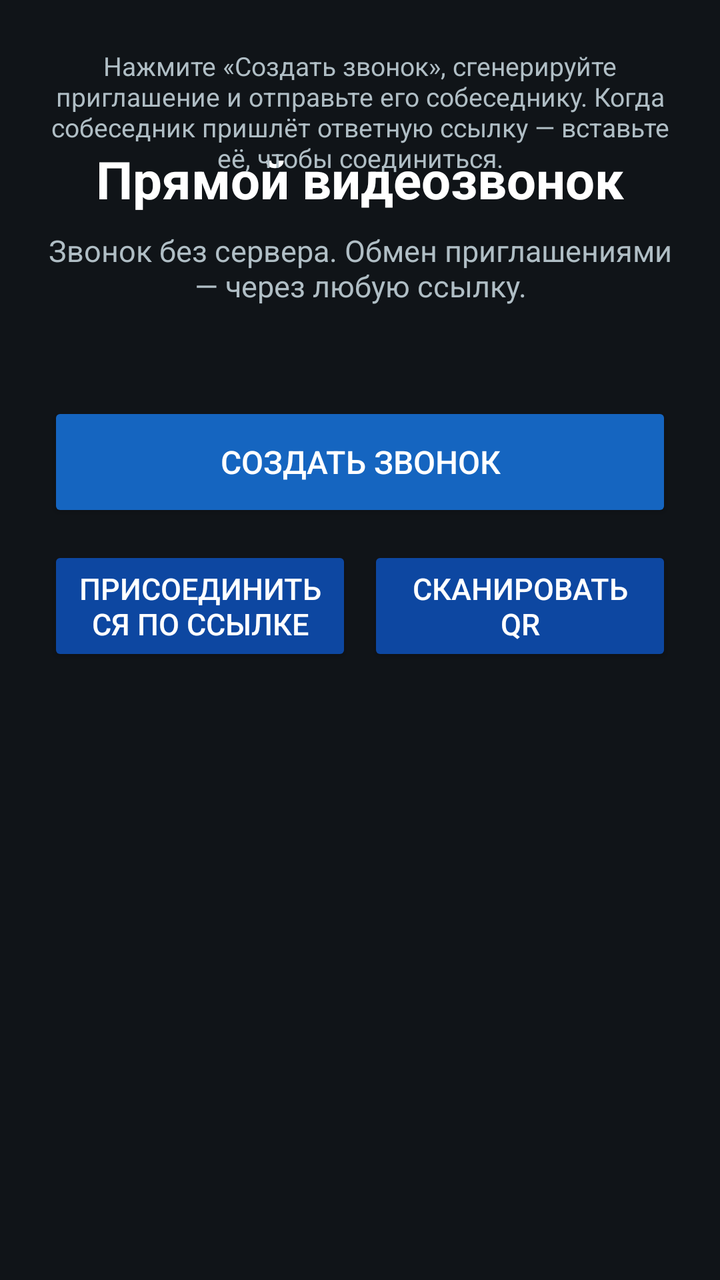
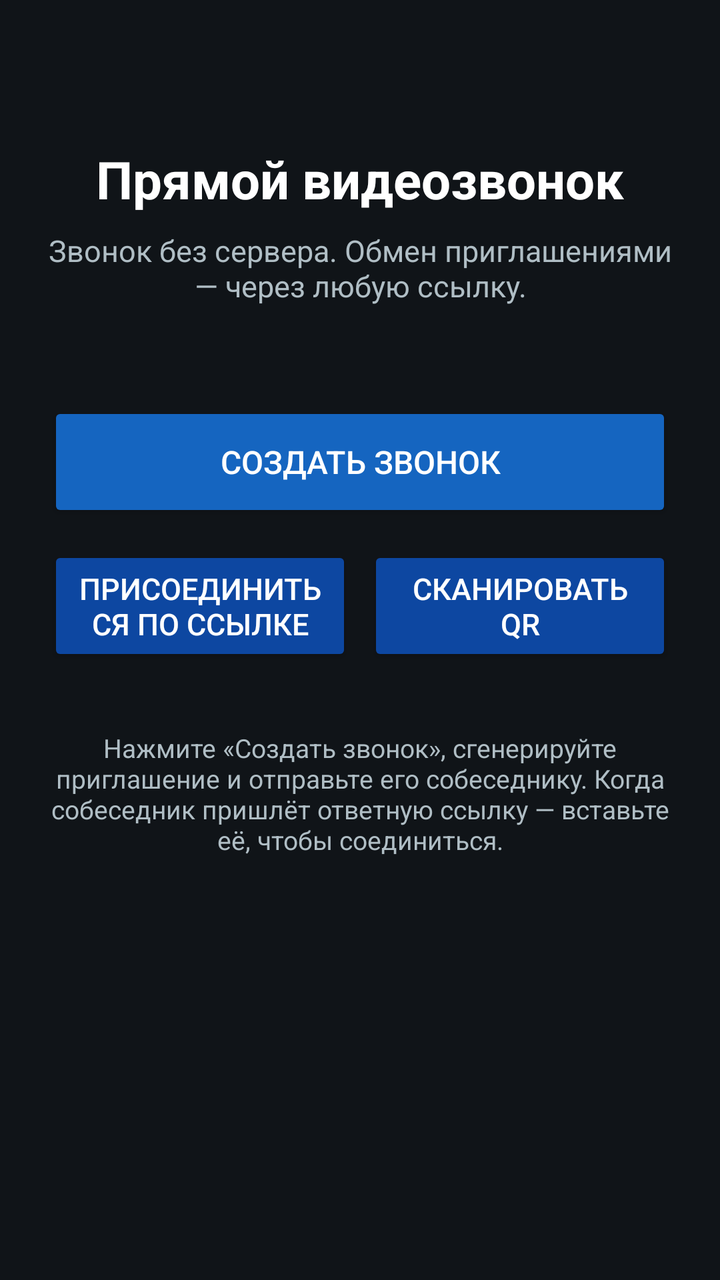

An Android layout rendered at two revisions. The XML below is the earlier revision; the diff shows what the commit changed to produce the second picture.
<!-- AndroidManifest.xml: activity theme Theme.P2PCall -->
<!-- res/layout/activity_main.xml -->
<?xml version="1.0" encoding="utf-8"?>
<androidx.constraintlayout.widget.ConstraintLayout xmlns:android="http://schemas.android.com/apk/res/android"
    xmlns:app="http://schemas.android.com/apk/res-auto"
    android:layout_width="match_parent"
    android:layout_height="match_parent"
    android:background="@color/bg_dark"
    android:padding="24dp">

    <TextView
        android:id="@+id/titleView"
        android:layout_width="0dp"
        android:layout_height="wrap_content"
        android:layout_marginTop="48dp"
        android:gravity="center"
        android:text="@string/home_title"
        android:textColor="@color/text_primary"
        android:textSize="26sp"
        android:textStyle="bold"
        app:layout_constraintEnd_toEndOf="parent"
        app:layout_constraintStart_toStartOf="parent"
        app:layout_constraintTop_toTopOf="parent" />

    <TextView
        android:id="@+id/subtitleView"
        android:layout_width="0dp"
        android:layout_height="wrap_content"
        android:layout_marginTop="8dp"
        android:gravity="center"
        android:text="@string/home_subtitle"
        android:textColor="@color/text_secondary"
        android:textSize="15sp"
        app:layout_constraintEnd_toEndOf="parent"
        app:layout_constraintStart_toStartOf="parent"
        app:layout_constraintTop_toBottomOf="@id/titleView" />

    <Button
        android:id="@+id/btnCreateCall"
        style="@style/Widget.AppCompat.Button.Colored"
        android:layout_width="0dp"
        android:layout_height="60dp"
        android:layout_marginTop="48dp"
        android:backgroundTint="@color/brand"
        android:text="@string/btn_create_call"
        android:textColor="@color/text_primary"
        android:textSize="16sp"
        app:layout_constraintEnd_toEndOf="parent"
        app:layout_constraintStart_toStartOf="parent"
        app:layout_constraintTop_toBottomOf="@id/subtitleView" />

    <LinearLayout
        android:layout_width="0dp"
        android:layout_height="wrap_content"
        android:layout_marginTop="12dp"
        android:orientation="horizontal"
        app:layout_constraintEnd_toEndOf="parent"
        app:layout_constraintStart_toStartOf="parent"
        app:layout_constraintTop_toBottomOf="@id/btnCreateCall">

        <Button
            android:id="@+id/btnJoinCall"
            style="@style/Widget.AppCompat.Button.Colored"
            android:layout_width="0dp"
            android:layout_height="60dp"
            android:layout_weight="1"
            android:backgroundTint="@color/brand_dark"
            android:text="@string/btn_join_call"
            android:textColor="@color/text_primary"
            android:textSize="15sp" />

        <Button
            android:id="@+id/btnScanQr"
            style="@style/Widget.AppCompat.Button.Colored"
            android:layout_width="0dp"
            android:layout_height="60dp"
            android:layout_marginStart="8dp"
            android:layout_weight="1"
            android:backgroundTint="@color/brand_dark"
            android:text="@string/btn_scan_qr"
            android:textColor="@color/text_primary"
            android:textSize="15sp" />
    </LinearLayout>

        <TextView
        android:id="@+id/hintView"
        android:layout_width="0dp"
        android:layout_height="wrap_content"
        android:layout_marginTop="32dp"
        android:gravity="center"
        android:text="@string/home_hint"
        android:textColor="@color/text_secondary"
        android:textSize="13sp"
        app:layout_constraintEnd_toEndOf="parent"
        app:layout_constraintStart_toStartOf="parent"
        app:layout_constraintTop_toBottomOf="@id/btnScanQr" />

</androidx.constraintlayout.widget.ConstraintLayout>
<!-- resources referenced by this layout -->
<resources>
  <color name="bg_dark">#101418</color>
  <color name="brand">#1565C0</color>
  <color name="brand_dark">#0D47A1</color>
  <color name="text_primary">#FFFFFF</color>
  <color name="text_secondary">#B0BEC5</color>
  <string name="btn_create_call">Создать звонок</string>
  <string name="btn_join_call">Присоединиться по ссылке</string>
  <string name="btn_scan_qr">Сканировать QR</string>
  <string name="home_hint">Нажмите «Создать звонок», сгенерируйте приглашение и отправьте его собеседнику. Когда собеседник пришлёт ответную ссылку — вставьте её, чтобы соединиться.</string>
  <string name="home_subtitle">Звонок без сервера. Обмен приглашениями — через любую ссылку.</string>
  <string name="home_title">Прямой видеозвонок</string>
  <style name="Theme.P2PCall" parent="Theme.AppCompat.DayNight.NoActionBar">
          <item name="colorPrimary">@color/brand</item>
          <item name="colorPrimaryDark">@color/brand_dark</item>
          <item name="colorAccent">@color/brand_light</item>
          <item name="android:windowBackground">@color/bg_dark</item>
          <item name="android:statusBarColor" tools:targetApi="21">@color/brand_dark</item>
      </style>
  <color name="brand_light">#42A5F5</color>
</resources>

<!-- the commit's change to res/layout/activity_main.xml (unified diff, before → after) -->
@@ -48,6 +48,7 @@
         app:layout_constraintTop_toBottomOf="@id/subtitleView" />
 
     <LinearLayout
+        android:id="@+id/joinRow"
         android:layout_width="0dp"
         android:layout_height="wrap_content"
         android:layout_marginTop="12dp"
@@ -91,6 +92,6 @@
         android:textSize="13sp"
         app:layout_constraintEnd_toEndOf="parent"
         app:layout_constraintStart_toStartOf="parent"
-        app:layout_constraintTop_toBottomOf="@id/btnScanQr" />
+        app:layout_constraintTop_toBottomOf="@id/joinRow" />
 
 </androidx.constraintlayout.widget.ConstraintLayout>
